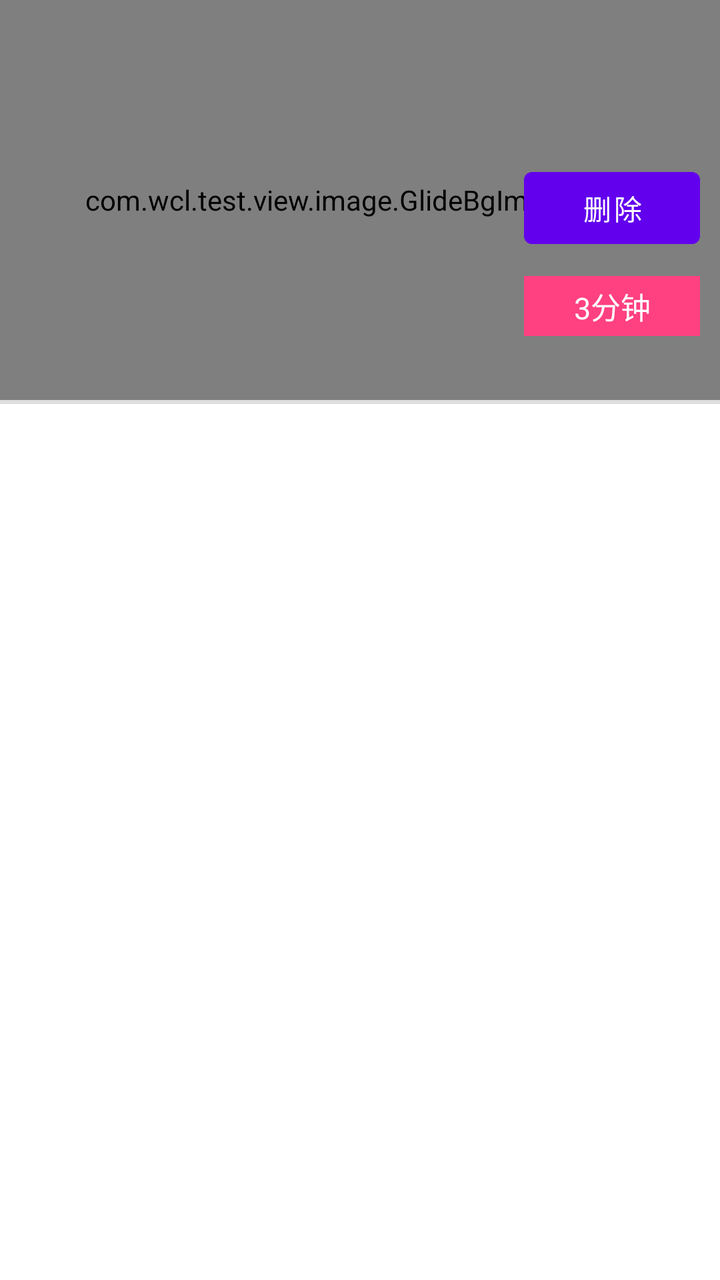
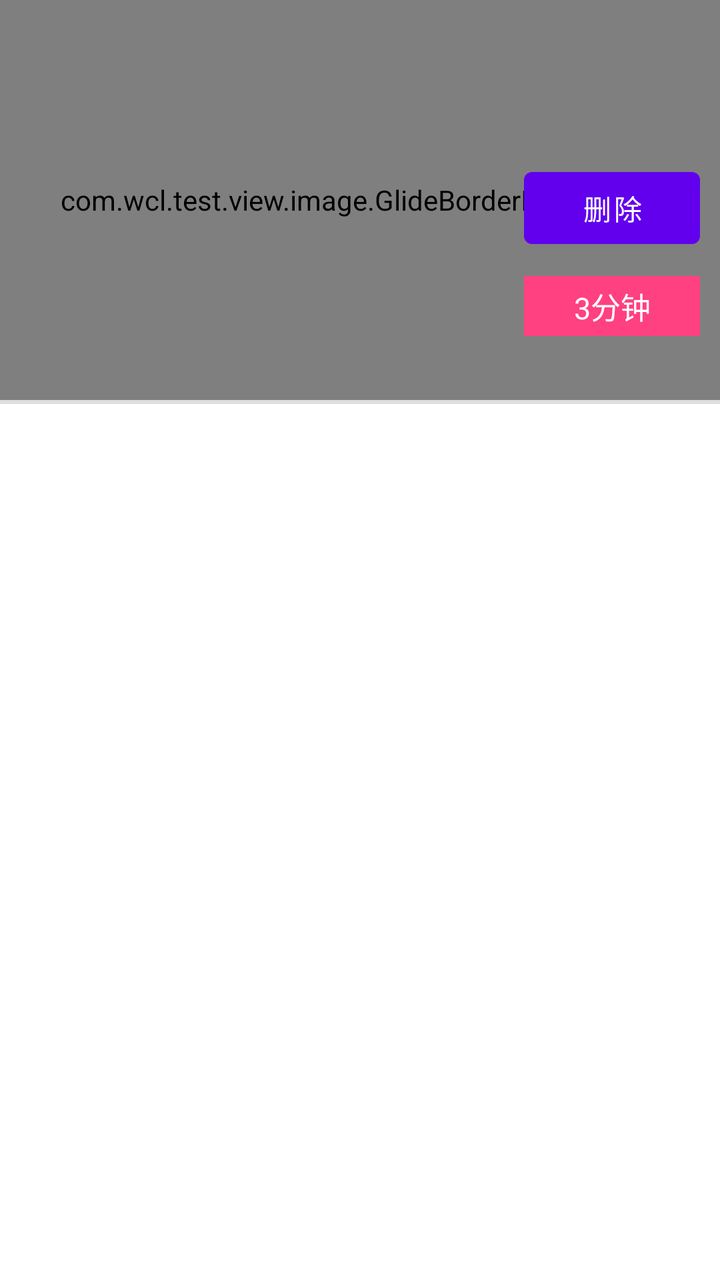

Two renders of the same Android screen: before a commit and after it. Below are the layout's source before the change and the commit's diff.
<!-- AndroidManifest.xml: application theme AppBaseTheme -->
<!-- res/layout/test_item.xml -->
<?xml version="1.0" encoding="utf-8"?>
<RelativeLayout xmlns:android="http://schemas.android.com/apk/res/android"
    android:layout_width="match_parent"
    android:layout_height="wrap_content"
    android:background="#ffffff"
    android:orientation="vertical">

    <com.wcl.test.view.image.GlideBgImageView
        android:id="@+id/image_view"
        android:layout_width="match_parent"
        android:layout_height="200dp" />

    <View
        android:layout_width="match_parent"
        android:layout_height="2dp"
        android:layout_below="@+id/image_view"
        android:background="@color/line" />

    <Button
        android:id="@+id/btn_delete"
        android:layout_width="wrap_content"
        android:layout_height="wrap_content"
        android:layout_alignRight="@+id/image_view"
        android:layout_marginTop="80dp"
        android:layout_marginRight="10dp"
        android:text="删除"
        android:textColor="@color/white"
        android:textSize="14dp" />

    <TextView
        android:id="@+id/countdowner"
        android:layout_width="wrap_content"
        android:layout_height="30dp"
        android:layout_below="@+id/btn_delete"
        android:layout_alignLeft="@+id/btn_delete"
        android:layout_alignRight="@+id/btn_delete"
        android:layout_marginTop="10dp"
        android:background="@color/colorAccent"
        android:gravity="center"
        android:text="3分钟"
        android:textColor="@color/white"
        android:textSize="15dp" />

</RelativeLayout>
<!-- resources referenced by this layout -->
<resources>
  <color name="colorAccent">#FF4081</color>
  <color name="line">#dedede</color>
  <color name="white">#ffffff</color>
  <style name="AppBaseTheme" parent="Theme.MaterialComponents.DayNight.NoActionBar">
          <item name="android:windowNoTitle">true</item>
          <item name="android:windowContentOverlay">@null</item>
          <item name="android:forceDarkAllowed" tools:targetApi="q">false</item>
          <item name="android:configChanges">fontScale|orientation|keyboardHidden|locale|navigation|screenSize|uiMode|layoutDirection</item>
          <item name="android:screenOrientation">portrait</item>
      </style>
</resources>

<!-- the commit's change to res/layout/test_item.xml (unified diff, before → after) -->
@@ -5,7 +5,7 @@
     android:background="#ffffff"
     android:orientation="vertical">
 
-    <com.wcl.test.view.image.GlideBgImageView
+    <com.wcl.test.view.image.GlideBorderImageView
         android:id="@+id/image_view"
         android:layout_width="match_parent"
         android:layout_height="200dp" />
